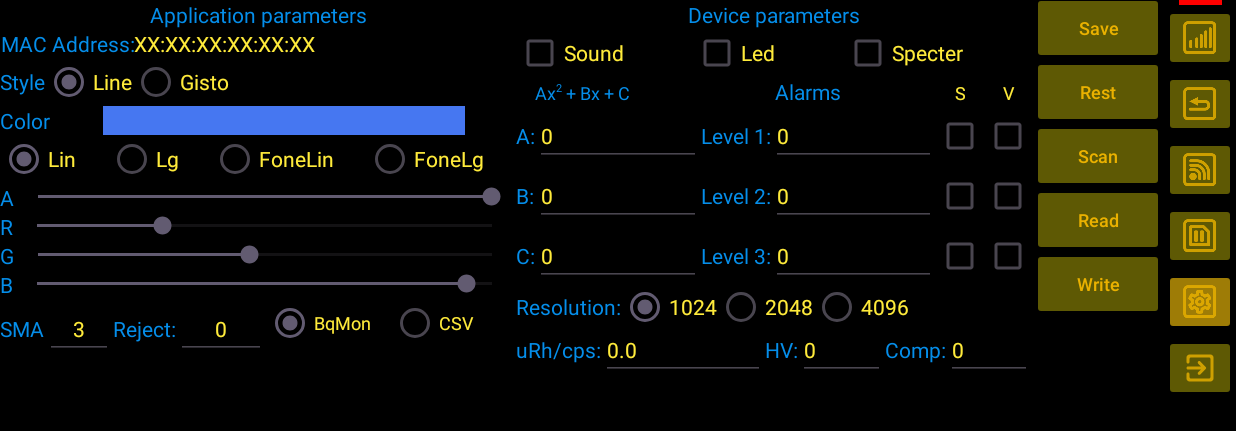
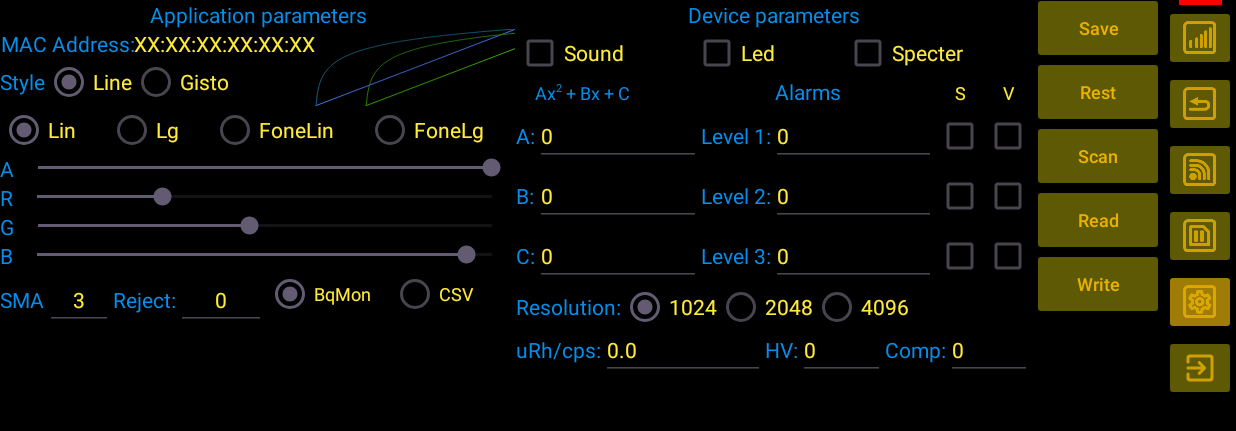
Before and after one commit to Maniak003/BluZ, an Android app: the screen it shows after launch (MainActivity), after a tap on an icon or button, on a phone screen of 824 x 412 dp (held sideways). Shown: the top 431 px of the screen. Run offline under Robolectric (Android 15) with nearby library versions, the light colour scheme and no system bars.

Commit message:
изменено:      Android/BluZ_LPM/app/build/outputs/apk/release/app-release.apk 	изменено:      Android/BluZ_LPM/app/src/main/java/ru/starline/bluz/MainActivity.kt 	изменено:      Android/BluZ_LPM/app/src/main/java/ru/starline/bluz/NumberFragment.kt 	новый файл:    Android/BluZ_LPM/app/src/main/java/ru/starline/bluz/drawExmple.kt 	изменено:      Android/BluZ_LPM/app/src/main/java/ru/starline/bluz/globalObj.kt 	изменено:      Android/BluZ_LPM/app/src/main/res/layout/setup_layout.xml 	изменено:      Android/BluZ_LPM/app/src/main/res/layout/spectr_layout.xml

```diff
--- a/Android/BluZ_LPM/app/src/main/java/ru/starline/bluz/MainActivity.kt
+++ b/Android/BluZ_LPM/app/src/main/java/ru/starline/bluz/MainActivity.kt
@@ -15,6 +15,12 @@ import androidx.core.view.WindowCompat
 import androidx.core.view.WindowInsetsCompat
 import androidx.core.view.WindowInsetsControllerCompat
 import androidx.fragment.app.FragmentActivity
+import androidx.lifecycle.lifecycleScope
+import kotlinx.coroutines.GlobalScope
+import kotlinx.coroutines.delay
+import kotlinx.coroutines.launch
+import java.util.Timer
+import java.util.TimerTask
 import kotlin.system.exitProcess
 
 public val GO: globalObj = globalObj()
@@ -54,6 +60,7 @@ public class MainActivity : FragmentActivity() {
         GO.drawDOZIMETER = drawDozimeter()
         GO.drawLOG = drawLogs()
         GO.drawCURSOR = drawCursor()
+        GO.drawExamp = drawExmple()
         GO.adapter = NumberAdapter(this)
         GO.indicatorBT = findViewById(R.id.indicatorBT)
         GO.viewPager = findViewById(R.id.VPMain)
@@ -194,6 +201,13 @@ public class MainActivity : FragmentActivity() {
             GO.viewPager.setCurrentItem(4, false)
             GO.bColor.resetToDefault()
             GO.bColor.setToActive(GO.btnSetup)
+            /*
+            * TODO -- Нужно разобраться с этой ерундой.
+            */
+            lifecycleScope.launch {
+                delay(100L)
+                GO.drawExamp.exampRedraw()
+            }
         }
         GO.bColor.initColor(btnSpecter, btnHistory, btnDozimeter, btnLog, GO.btnSetup)
         GO.bColor.resetToDefault()
--- /dev/null
+++ b/Android/BluZ_LPM/app/src/main/java/ru/starline/bluz/drawExmple.kt
@@ -0,0 +1,169 @@
+package ru.starline.bluz
+
+import android.graphics.Bitmap
+import android.graphics.Canvas
+import android.graphics.Color
+import android.graphics.Paint
+import android.util.Log
+import android.widget.ImageView
+import java.lang.Math.log
+
+/**
+ * Created by ed on 30,май,2025
+ */
+class drawExmple {
+    public var HSize: Int = 0
+    public var VSize: Int = 0
+    private lateinit var exampleBitmap: Bitmap
+    private lateinit var exampleCanvas: Canvas
+    public lateinit var exampleImgView : ImageView
+    public var exampleData: DoubleArray = DoubleArray(200)
+    public var exampleFoneData: DoubleArray = DoubleArray(200)
+    public var paintLin: Paint = Paint()
+    public var paintLog: Paint = Paint()
+    public var paintFoneLin: Paint = Paint()
+    public var paintFoneLog: Paint = Paint()
+    private var scaleCoefX: Double = 1.0
+    private var scaleCoefLinY: Double = 1.0
+    private var scaleCoefLogY: Double = 1.0
+
+    /* Установка рабочих параметров и создание необходимых объектов */
+    fun init() {
+        if (GO.exampleObjectInit) {
+            HSize = exampleImgView.width
+            VSize = exampleImgView.height
+            if ((HSize == 0) or (VSize == 0)) {
+                Log.e("BluZ-BT", "HSize: $HSize, VSize: $VSize")
+            } else {
+                /* Подготавливаем bitmap для рисования */
+                exampleBitmap = Bitmap.createBitmap(HSize, VSize, Bitmap.Config.ARGB_8888)
+                exampleCanvas = Canvas(exampleBitmap)
+                GO.exampleObjectInit = false
+            }
+        } else {
+            exampleImgView.setImageBitmap(exampleBitmap)
+        }
+        for (tt: Int in 0 until exampleData.size) {
+            exampleData[tt] = tt.toDouble()
+        }
+        for (tt: Int in 50 until exampleData.size) {
+            exampleFoneData[tt] = tt.toDouble() - 50.0
+        }
+    }
+
+    /* Прорисовка примера */
+    fun exampRedraw() {
+        init()
+        if ( GO.exampleObjectInit) {
+            return
+        }
+        clearExample()
+        /* Выбор цветов для графиков */
+        if (GO.specterGraphType == 0) {         // Стиль графика - линия
+            paintLin.color = GO.ColorLin
+            paintLog.color = GO.ColorLog
+            paintFoneLin.color = GO.ColorFone
+            paintFoneLog.color = GO.ColorFoneLg
+        } else {                                // Стиль графика - гистограмма
+            paintLin.color = GO.ColorLinGisto
+            paintLog.color = GO.ColorLogGisto
+            paintFoneLin.color = GO.ColorFoneGisto
+            paintFoneLog.color = GO.ColorFoneLgGisto
+        }
+        scaleCoefX = HSize / exampleData.size.toDouble()
+        scaleCoefLinY = VSize / exampleData.size.toDouble()
+        scaleCoefLogY = VSize / log(exampleData.size.toDouble())
+        var oldYlin: Double = VSize.toDouble()
+        var oldYlog: Double = VSize.toDouble()
+        var oldYlinFone: Double = VSize.toDouble()
+        var oldYlogFone: Double = VSize.toDouble()
+        var oldX: Double = 0.0
+        var Ylin: Float
+        var Ylog: Float
+        var YlinFone: Float
+        var YlogFone: Float
+        for (idx: Int in 0 until exampleData.size) {
+            Ylin = (VSize - exampleData[idx] * scaleCoefLinY).toFloat()
+            YlinFone = (VSize - exampleFoneData[idx] * scaleCoefLinY).toFloat()
+            if (exampleData[idx] != 0.0) {
+                Ylog = (VSize - log(exampleData[idx]) * scaleCoefLogY).toFloat()
+            } else {
+                Ylog = VSize.toFloat()
+            }
+            if (exampleFoneData[idx] != 0.0) {
+                YlogFone = (VSize - log(exampleFoneData[idx]) * scaleCoefLogY).toFloat()
+            } else {
+                YlogFone = VSize.toFloat()
+            }
+            if (GO.specterGraphType == 0) {         // Стиль графика - линия
+                /* Прорисовка линейного графика */
+                if ( ! (oldYlin == VSize.toDouble() && exampleData[idx] == 0.0)) {
+                    exampleCanvas.drawLine(
+                        (oldX * scaleCoefX).toFloat(),  // Начальный X
+                        oldYlin.toFloat(),              // Начальный Y
+                        (idx * scaleCoefX).toFloat(),   // Конечный X
+                        Ylin,                           // Конечный Y
+                        paintLin
+                    )
+                }
+
+                /* Прорисовка линейного графика фона */
+                if ( ! (oldYlinFone == VSize.toDouble() && exampleFoneData[idx] == 0.0)) {
+                    exampleCanvas.drawLine(
+                        (oldX * scaleCoefX).toFloat(),   // Начальный X
+                        oldYlinFone.toFloat(),           // Начальный Y
+                        (idx * scaleCoefX).toFloat(),    // Конечный X
+                        YlinFone,                        // Конечный Y
+                        paintFoneLin
+                    )
+                }
+                /* Прорисовка логарифмического графика */
+                if ( ! (oldYlog == VSize.toDouble() /*&& spectrData[idx] == 0.0*/ && Ylog == VSize.toFloat())) {
+                    exampleCanvas.drawLine(
+                        (oldX * scaleCoefX).toFloat(),      // Начальный X
+                        oldYlog.toFloat(),                  // Начальный Y
+                        (idx * scaleCoefX).toFloat(),       // Конечный X
+                        Ylog,                               // Конечный Y
+                        paintLog
+                    )
+                }
+                /* Прорисовка логарифмического графика фона */
+                if ( ! (oldYlogFone == VSize.toDouble() /*&& spectrData[idx] == 0.0*/ && YlogFone == VSize.toFloat())) {
+                    exampleCanvas.drawLine(
+                        (oldX * scaleCoefX).toFloat(),      // Начальный X
+                        oldYlogFone.toFloat(),              // Начальный Y
+                        (idx * scaleCoefX).toFloat(),       // Конечный X
+                        YlogFone,                           // Конечный Y
+                        paintFoneLog
+                    )
+                }
+            } else {                                // Стиль графика - гистограмма
+                /* Линейный график */
+                exampleCanvas.drawLine((idx * scaleCoefX).toFloat(), Ylin, (idx * scaleCoefX).toFloat(),VSize.toFloat(), paintLin )
+                /* Логарифмический график */
+                exampleCanvas.drawLine((idx * scaleCoefX).toFloat(), Ylog, (idx * scaleCoefX).toFloat(),VSize.toFloat(), paintLog )
+                /* Линейный график фона */
+                exampleCanvas.drawLine((idx * scaleCoefX).toFloat(), YlinFone, (idx * scaleCoefX).toFloat(),VSize.toFloat(), paintFoneLin )
+                /* Логарифмический график фона */
+                exampleCanvas.drawLine((idx * scaleCoefX).toFloat(), YlogFone, (idx * scaleCoefX).toFloat(),VSize.toFloat(), paintFoneLog )
+            }
+            oldYlin = Ylin.toDouble()
+            oldYlog = Ylog.toDouble()
+            oldYlinFone = YlinFone.toDouble()
+            oldYlogFone = YlogFone.toDouble()
+            oldX = idx.toDouble()
+            exampleImgView.setImageBitmap(exampleBitmap)
+        }
+    }
+    fun clearExample() {
+        //Log.d("BluZ-BT", "Clear specter.")
+        if ((HSize > 0) and (VSize > 0)) {
+            //specBitmap = Bitmap.createBitmap(HSize, VSize, Bitmap.Config.ARGB_8888)
+            //specCanvas = Canvas(specBitmap)
+            exampleCanvas.drawColor(Color.argb(255, 0, 0, 0))
+            exampleImgView.setImageBitmap(exampleBitmap)
+        } else {
+            Log.e("BluZ-BT", "HSize: $HSize, VSize: $VSize")
+        }
+    }
+}
--- a/Android/BluZ_LPM/app/src/main/java/ru/starline/bluz/globalObj.kt
+++ b/Android/BluZ_LPM/app/src/main/java/ru/starline/bluz/globalObj.kt
@@ -79,8 +79,10 @@ class globalObj {
     public lateinit var drawDOZIMETER: drawDozimeter
     public lateinit var drawCURSOR: drawCursor
     public lateinit var drawLOG: drawLogs
+    public lateinit var drawExamp: drawExmple
     public var drawObjectInit: Boolean = true
     public var drawDozObjectInit: Boolean = true
+    public var exampleObjectInit: Boolean = true
     public var pagerFrame: Int = 1
     public lateinit var BTT:  BluetoothInterface
     public var initBT: Boolean = false
--- a/Android/BluZ_LPM/app/src/main/res/layout/setup_layout.xml
+++ b/Android/BluZ_LPM/app/src/main/res/layout/setup_layout.xml
@@ -41,8 +41,19 @@
 
                 <LinearLayout
                     android:layout_width="match_parent"
+                    android:layout_height="match_parent"
+                    android:layout_weight="0"
+                    android:orientation="horizontal">
+
+                    <LinearLayout
+                        android:layout_width="wrap_content"
+                        android:layout_height="match_parent"
+                        android:orientation="vertical">
+
+                        <LinearLayout
+                            android:layout_width="match_parent"
                             android:layout_height="wrap_content"
-                    android:layout_weight="0"
+                            android:layout_weight="1"
                             android:orientation="horizontal">
 
                             <TextView
@@ -87,13 +98,14 @@
                                 android:id="@+id/rgTypeSpectr"
                                 android:layout_width="wrap_content"
                                 android:layout_height="wrap_content"
-                        android:layout_weight="1"
+                                android:layout_weight="0"
                                 android:orientation="horizontal">
 
                                 <RadioButton
                                     android:id="@+id/rbLine"
                                     android:layout_width="wrap_content"
                                     android:layout_height="wrap_content"
+                                    android:layout_weight="1"
                                     android:checked="true"
                                     android:text="Line"
                                     android:textColor="@color/editTextColor" />
@@ -102,42 +114,22 @@
                                     android:id="@+id/rbGistogram"
                                     android:layout_width="wrap_content"
                                     android:layout_height="wrap_content"
+                                    android:layout_weight="1"
                                     android:text="Gisto"
                                     android:textColor="@color/editTextColor" />
+
                             </RadioGroup>
 
                         </LinearLayout>
 
-                <LinearLayout
+                    </LinearLayout>
+
+                    <ImageView
+                        android:id="@+id/tvColor"
                         android:layout_width="match_parent"
                         android:layout_height="match_parent"
-                    android:layout_weight="0"
-                    android:orientation="horizontal">
+                        android:layout_weight="1" />
 
-                    <TextView
-                        android:id="@+id/textView"
-                        android:layout_width="wrap_content"
-                        android:layout_height="wrap_content"
-                        android:layout_weight="0"
-                        android:text="@string/specterLinColor"
-                        android:textColor="@color/labelTextColor" />
-
-                    <Space
-                        android:layout_width="match_parent"
-                        android:layout_height="match_parent"
-                        android:layout_weight="3" />
-
-                    <TextView
-                        android:id="@+id/tvColor"
-                        android:layout_width="match_parent"
-                        android:layout_height="wrap_content"
-                        android:layout_weight="1"
-                        android:background="@color/Green" />
-
-                    <Space
-                        android:layout_width="match_parent"
-                        android:layout_height="match_parent"
-                        android:layout_weight="3" />
                 </LinearLayout>
 
                 <RadioGroup
--- a/Android/BluZ_LPM/app/src/main/res/layout/spectr_layout.xml
+++ b/Android/BluZ_LPM/app/src/main/res/layout/spectr_layout.xml
@@ -129,6 +129,7 @@
                     android:layout_weight="1"
                     android:buttonTint="@color/buttonColor"
                     android:text="S"
+                    android:textAlignment="viewStart"
                     android:textColor="@color/labelTextColor2"
                     android:textSize="10sp" />
 
@@ -136,12 +137,13 @@
                     android:id="@+id/cbMED"
                     android:layout_width="wrap_content"
                     android:layout_height="wrap_content"
-                    android:layout_marginLeft="-5dp"
+                    android:layout_marginLeft="-3dp"
                     android:layout_marginTop="-5dp"
                     android:layout_marginBottom="-5dp"
                     android:layout_weight="1"
                     android:buttonTint="@color/buttonColor"
                     android:text="M"
+                    android:textAlignment="viewStart"
                     android:textColor="@color/labelTextColor2"
                     android:textSize="10sp" />
             </LinearLayout>
```
Also changed, not shown: Android/BluZ_LPM/app/src/main/java/ru/starline/bluz/NumberFragment.kt (+32 -59 lines), 1 other file. Lines whose indentation alone changed are shown as unchanged.
